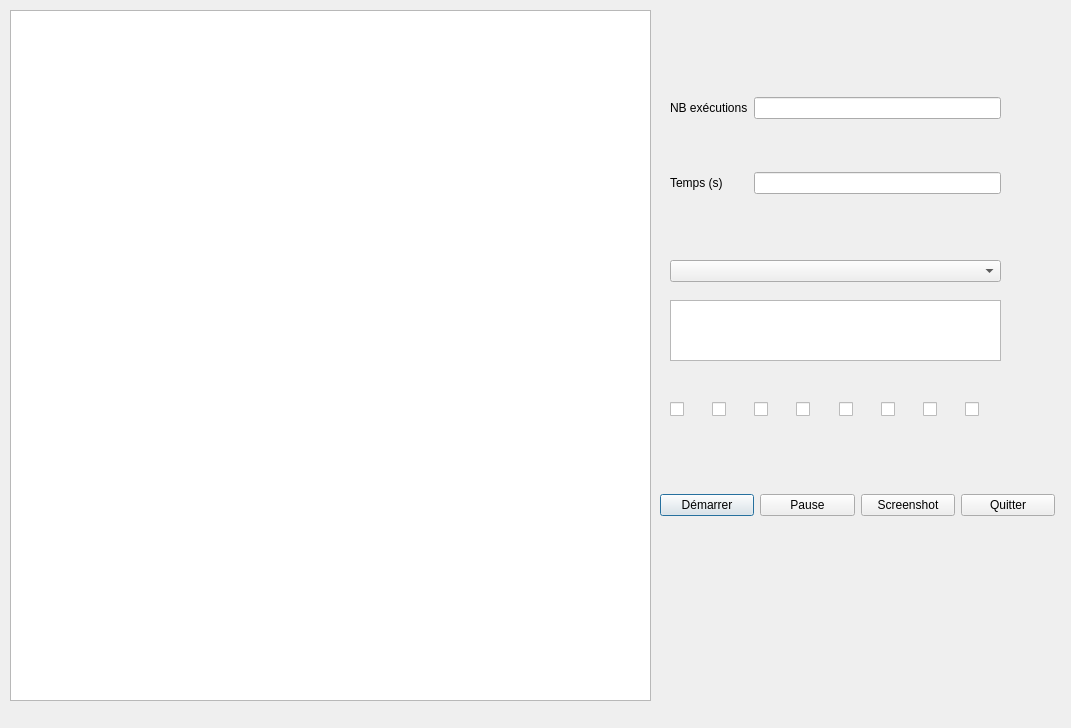
McKay1717/Jeux-de-la-vie, file Interface/lp74.ui: the form before one commit.
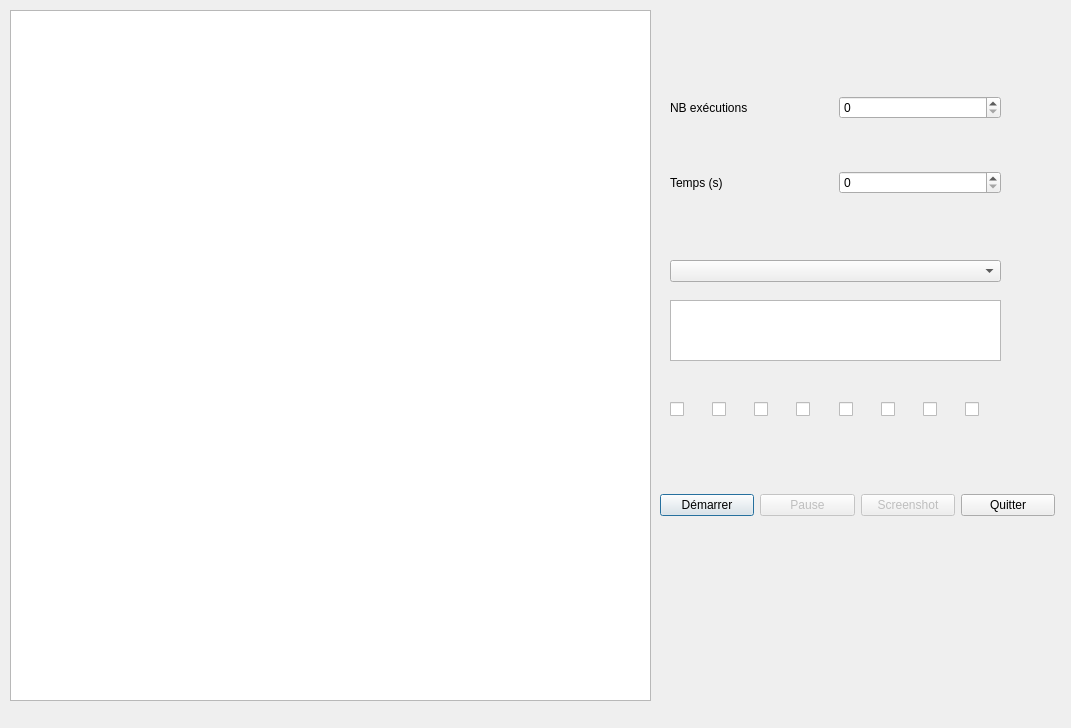
The form after the commit.

Patch:
```diff
--- a/Interface/lp74.ui
+++ b/Interface/lp74.ui
@@ -23,9 +23,6 @@
     </rect>
    </property>
    <layout class="QGridLayout" name="gridLayout">
-    <item row="0" column="1">
-     <widget class="QLineEdit" name="txt_nbexec"/>
-    </item>
     <item row="1" column="0">
      <widget class="QLabel" name="label_4">
       <property name="text">
@@ -40,8 +37,11 @@
       </property>
      </widget>
     </item>
+    <item row="0" column="1">
+     <widget class="QSpinBox" name="sp_nbexec"/>
+    </item>
     <item row="1" column="1">
-     <widget class="QLineEdit" name="txt_temps"/>
+     <widget class="QSpinBox" name="sp_temps"/>
     </item>
    </layout>
   </widget>
@@ -162,6 +162,9 @@
     </item>
     <item row="0" column="2">
      <widget class="QPushButton" name="btn_screen">
+      <property name="enabled">
+       <bool>false</bool>
+      </property>
       <property name="text">
        <string>Screenshot</string>
       </property>
@@ -169,6 +172,9 @@
     </item>
     <item row="0" column="1">
      <widget class="QPushButton" name="btn_pause">
+      <property name="enabled">
+       <bool>false</bool>
+      </property>
       <property name="text">
        <string>Pause</string>
       </property>
```
